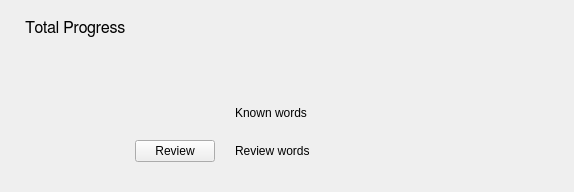
This is src/gui/total_stats_widget.ui in tombranfield/spaced_repeating_vocabulary as Qt 5 draws it before an edit. The edited form follows.
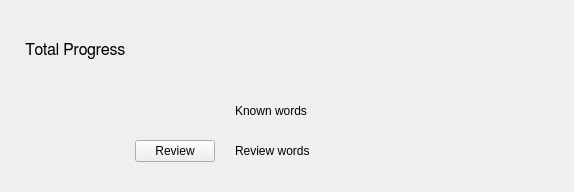
This is the edited form.

Commit message: Misc layout tweaks to multiple .ui files

Diff of the .ui file:
```diff
--- a/src/gui/total_stats_widget.ui
+++ b/src/gui/total_stats_widget.ui
@@ -21,6 +21,9 @@
   </property>
   <widget class="QWidget" name="centralwidget">
    <layout class="QVBoxLayout" name="verticalLayout_2">
+    <property name="spacing">
+     <number>15</number>
+    </property>
     <property name="leftMargin">
      <number>25</number>
     </property>
@@ -33,7 +36,7 @@
     <property name="bottomMargin">
      <number>30</number>
     </property>
-    <item>
+    <item alignment="Qt::AlignLeft">
      <widget class="QLabel" name="title_label">
       <property name="minimumSize">
        <size>
@@ -65,6 +68,9 @@
       <property name="orientation">
        <enum>Qt::Vertical</enum>
       </property>
+      <property name="sizeType">
+       <enum>QSizePolicy::Preferred</enum>
+      </property>
       <property name="sizeHint" stdset="0">
        <size>
         <width>20</width>
```
The commit also changes 3 other files.
